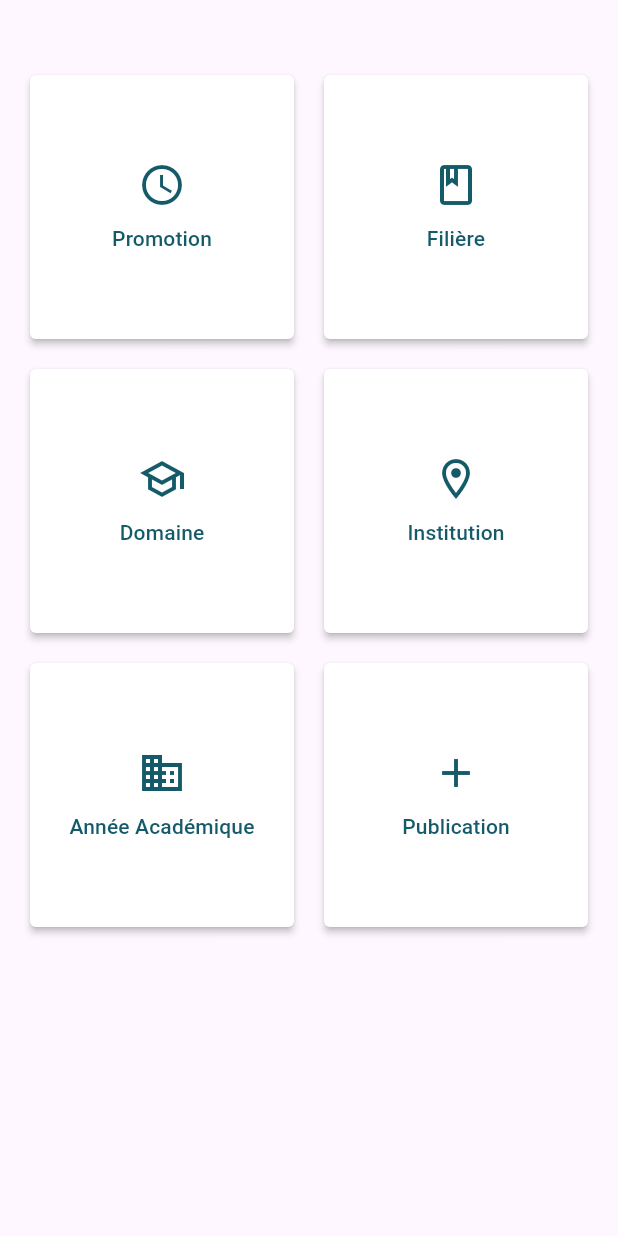
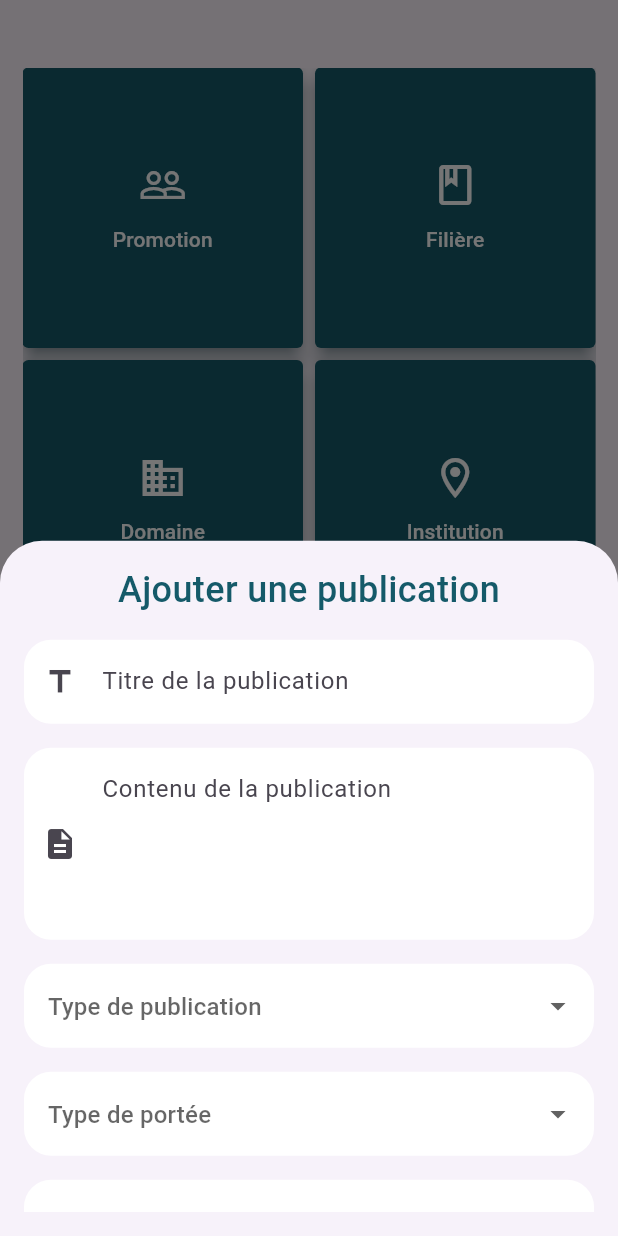
Before and after one commit to sammywasukundi/SchoolPost, a Flutter app: the DashAdminView screen opened directly, after a tap on "Publication", on a phone screen of 412 x 824 dp. Run offline on Flutter 3.47's test engine with Material 3 defaults, Android fonts, the phone set to English and light mode, and no system bars; our stand-ins replace awesome_dialog, cloud_firestore, firebase_auth, firebase_core, firebase_storage, icons_plus and 1 more; missing offline and left inert: flutter_load_kit, image_editor_plus; accounts and stored records are empty.

Commit message:
admin partition

```diff
--- a/lib/view/admin/dash_admin_view.dart
+++ b/lib/view/admin/dash_admin_view.dart
@@ -6,6 +6,7 @@ import 'package:school_post/widgets/widget_filiere.dart';
 import 'package:school_post/widgets/widget_gridview.dart';
 import 'package:school_post/widgets/widget_institution.dart';
 import 'package:school_post/widgets/widget_promotion.dart';
+import 'package:school_post/widgets/widget_publication.dart';
 
 class DashAdminView extends StatefulWidget {
   const DashAdminView({super.key});
@@ -17,21 +18,21 @@ class DashAdminView extends StatefulWidget {
 class _AddScrennState extends State<DashAdminView> {
   final List<MenuItem> menuItems = [
     MenuItem(
-      icon: Icons.schedule_outlined,
+      icon: Icons.people_outline,
       text: 'Promotion',
       onTap: (BuildContext context) {
         FormPromotion().showFormPromotion(context);
       },
     ),
     MenuItem(
-      icon: Icons.book_outlined,
+      icon: Icons.class_outlined,
       text: 'Filière',
       onTap: (BuildContext context) {
         FormFiliere().showFormFiliere(context);
       },
     ),
     MenuItem(
-      icon: Icons.school_outlined,
+      icon: Icons.domain_outlined,
       text: 'Domaine',
       onTap: (BuildContext context) {
         FormDomaine().showFormDomaine(context);
@@ -45,15 +46,29 @@ class _AddScrennState extends State<DashAdminView> {
       },
     ),
     MenuItem(
-      icon: Icons.domain_outlined,
+      icon: Icons.date_range_outlined,
       text: 'Année Académique',
       onTap: (BuildContext context) {
         FormAnneeAcademique().showFormAnnee(context);
       },
     ),
     MenuItem(
-      icon: Icons.add_outlined,
+      icon: Icons.post_add_outlined,
       text: 'Publication',
+      onTap: (BuildContext context) {
+        FormPublication().showFormPublication(context);
+      },
+    ),
+    MenuItem(
+      icon: Icons.type_specimen_outlined,
+      text: 'Type de publication',
+      onTap: (BuildContext context) {
+
+      },
+    ),
+    MenuItem(
+      icon: Icons.comment_outlined,
+      text: 'Type de commentaire',
       onTap: (BuildContext context) {
 
       },
@@ -64,12 +79,12 @@ class _AddScrennState extends State<DashAdminView> {
   Widget build(BuildContext context) {
     return Scaffold(
       body: Padding(
-        padding: const EdgeInsets.symmetric(vertical: 50.0,horizontal: 20.0),
+        padding: const EdgeInsets.symmetric(vertical: 45.0,horizontal: 15.0),
         child: GridView.builder(
           gridDelegate: const SliverGridDelegateWithFixedCrossAxisCount(
             crossAxisCount: 2,
-            crossAxisSpacing: 20.0,
-            mainAxisSpacing: 20.0,
+            crossAxisSpacing: 8.0,
+            mainAxisSpacing: 8.0,
           ),
           itemCount: menuItems.length,
           itemBuilder: (context, index) {
--- a/lib/view/splash_view.dart
+++ b/lib/view/splash_view.dart
@@ -1,7 +1,6 @@
 import 'package:flutter/material.dart';
 import 'package:flutter_load_kit/flutter_load_kit.dart';
 import 'package:school_post/theme/app_colors.dart';
-
 import 'auth/login_view.dart';
 
 class SplashScreen extends StatefulWidget {
--- a/lib/widgets/widget_gridview.dart
+++ b/lib/widgets/widget_gridview.dart
@@ -7,10 +7,10 @@ Widget buildButtonBudget(BuildContext context, IconData icon, String label,
     {VoidCallback? onTap}) {
   return ElevatedButton(
     style: ElevatedButton.styleFrom(
-      shadowColor: blackColor,
-      elevation: 2.0,
+      shadowColor: blueColor,
+      elevation: 5.0,
       padding: EdgeInsets.all(20),
-      backgroundColor: whiteColor,
+      backgroundColor: blueColor,
       shape: RoundedRectangleBorder(
         borderRadius: BorderRadius.circular(4),
       ),
@@ -22,13 +22,14 @@ Widget buildButtonBudget(BuildContext context, IconData icon, String label,
         Icon(
           icon,
           size: 32,
-          color: blueColor,
+          color: whiteColor,
         ),
         SizedBox(height: 10),
         Text(label,
+        textAlign: TextAlign.center,
             style: TextStyle(
               fontSize: 14,
-              color: blueColor,
+              color: whiteColor,
             )),
       ],
     ),
--- /dev/null
+++ b/lib/widgets/widget_publication.dart
@@ -0,0 +1,254 @@
+import 'package:flutter/material.dart';
+import 'package:school_post/theme/app_dialog.dart';
+import 'package:school_post/widgets/widget_list.dart';
+
+import '../theme/app_colors.dart';
+
+class FormPublication {
+  final _formKey = GlobalKey<FormState>();
+  final _titreController = TextEditingController();
+  final _contenuController = TextEditingController();
+  DateTime? _dateEnregistrement;
+  DateTime? _dateDebut;
+  DateTime? _dateFin;
+  String? _typePublication;
+  String? _typePortee;
+  bool _isArchive = false;
+  String? _typeCommentaire;
+
+  void showFormPublication(BuildContext context) {
+    WidgetsBinding.instance.addPostFrameCallback((_) {
+      showModalBottomSheet(
+        context: context,
+        builder: (BuildContext context) {
+          return Padding(
+            padding: const EdgeInsets.all(16.0),
+            child: SingleChildScrollView(
+                child: Form(
+                    key: _formKey,
+                    child: Column(
+                      children: [
+                        Text(
+                          textAlign: TextAlign.center,
+                          'Ajouter une publication',
+                          style: TextStyle(
+                              fontSize: 24,
+                              fontWeight: FontWeight.w500,
+                              color: blueColor),
+                        ),
+                        SizedBox(height: 16),
+                        TextFormField(
+                          controller: _titreController,
+                          keyboardType: TextInputType.text,
+                          decoration: InputDecoration(
+                              hintText: "Titre de la publication",
+                              border: OutlineInputBorder(
+                                borderRadius: BorderRadius.circular(18),
+                                borderSide: BorderSide.none,
+                              ),
+                              fillColor: whiteColor,
+                              filled: true,
+                              prefixIcon: Icon(Icons.title)),
+                        ),
+                        SizedBox(height: 16),
+                        TextFormField(
+                          controller: _contenuController,
+                          keyboardType: TextInputType.multiline,
+                          maxLines: 4,
+                          decoration: InputDecoration(
+                              hintText: "Contenu de la publication",
+                              border: OutlineInputBorder(
+                                borderRadius: BorderRadius.circular(18),
+                                borderSide: BorderSide.none,
+                              ),
+                              fillColor: whiteColor,
+                              filled: true,
+                              prefixIcon: Icon(Icons.description)),
+                        ),
+                        SizedBox(height: 16),
+                        DropdownButtonFormField<String>(
+                          value: _typePublication,
+                          items: [
+                            DropdownMenuItem(
+                                value: "privee", child: Text("Privée")),
+                            DropdownMenuItem(
+                                value: "public", child: Text("Public")),
+                            DropdownMenuItem(
+                                value: "tous", child: Text("Pour tous")),
+                          ],
+                          onChanged: (value) {
+                            _typePublication = value;
+                          },
+                          decoration: InputDecoration(
+                              hintText: "Type de publication",
+                              border: OutlineInputBorder(
+                                borderRadius: BorderRadius.circular(18),
+                                borderSide: BorderSide.none,
+                              ),
+                              fillColor: whiteColor,
+                              filled: true),
+                        ),
+                        SizedBox(height: 16),
+                        DropdownButtonFormField<String>(
+                          value: _typePortee,
+                          items: [
+                            DropdownMenuItem(
+                                value: "locale", child: Text("Locale")),
+                            DropdownMenuItem(
+                                value: "regionale", child: Text("Régionale")),
+                            DropdownMenuItem(
+                                value: "nationale", child: Text("Nationale")),
+                          ],
+                          onChanged: (value) {
+                            _typePortee = value;
+                          },
+                          decoration: InputDecoration(
+                              hintText: "Type de portée",
+                              border: OutlineInputBorder(
+                                borderRadius: BorderRadius.circular(18),
+                                borderSide: BorderSide.none,
+                              ),
+                              fillColor: whiteColor,
+                              filled: true),
+                        ),
+                        SizedBox(height: 16),
+                        DropdownButtonFormField<String>(
+                          value: _typeCommentaire,
+                          items: [
+                            DropdownMenuItem(
+                                value: "a_commenter",
+                                child: Text("À commenter")),
+                            DropdownMenuItem(
+                                value: "sans_commenter",
+                                child: Text("Sans commenter")),
+                            DropdownMenuItem(
+                                value: "privee", child: Text("Privée")),
+                          ],
+                          onChanged: (value) {
+                            _typeCommentaire = value;
+                          },
+                          decoration: InputDecoration(
+                              hintText: "Type de commentaire",
+                              border: OutlineInputBorder(
+                                borderRadius: BorderRadius.circular(18),
+                                borderSide: BorderSide.none,
+                              ),
+                              fillColor: whiteColor,
+                              filled: true),
+                        ),
+                        SizedBox(height: 16),
+                        // ElevatedButton(
+                        //   onPressed: () {
+                        //     // Logic to pick date for _dateEnregistrement
+                        //   },
+                        //   child: Text("Date d'enregistrement"),
+                        //   style: ElevatedButton.styleFrom(
+                        //     backgroundColor: blueColor,
+                        //   ),
+                        // ),
+                        SizedBox(
+                          width: double.infinity,
+                          child: ElevatedButton(
+                            onPressed: () {
+                              // Logic to pick date for _dateDebut
+                            },
+                            child: Text(
+                              "Date de début",
+                              style: TextStyle(color: whiteColor),
+                            ),
+                            style: ElevatedButton.styleFrom(
+                              shape: RoundedRectangleBorder(
+                                borderRadius: BorderRadius.circular(12),
+                              ),
+                              backgroundColor: blueColor,
+                            ),
+                          ),
+                        ),
+                        SizedBox(
+                          width: double.infinity,
+                          child: ElevatedButton(
+                            onPressed: () {
+                              // Logic to pick date for _dateFin
+                            },
+                            child: Text(
+                              "Date de fin",
+                              style: TextStyle(color: whiteColor),
+                            ),
+                            style: ElevatedButton.styleFrom(
+                              shape: RoundedRectangleBorder(
+                                borderRadius: BorderRadius.circular(12),
+                              ),
+                              backgroundColor: blueColor,
+                            ),
+                          ),
+                        ),
+                        Row(
+                          //mainAxisAlignment: MainAxisAlignment.center,
+                          children: [
+                            Flexible(
+                              child: CheckboxListTile(
+                                title: Text("Archivé"),
+                                value: _isArchive,
+                                onChanged: (value) {
+                                  _isArchive = value ?? false;
+                                },
+                              ),
+                            ),
+                            Flexible(
+                              child: Padding(
+                                padding: const EdgeInsets.symmetric(
+                                    vertical: 16, horizontal: 2),
+                                child: ElevatedButton.icon(
+                                  onPressed: () {
+                                    // Logic to pick a file
+                                  },
+                                  icon: Icon(
+                                    Icons.attach_file,
+                                    color: whiteColor,
+                                  ),
+                                  label: Text(
+                                      style: TextStyle(color: whiteColor),
+                                      "Charger un fichier"),
+                                  style: ElevatedButton.styleFrom(
+                                    shape: RoundedRectangleBorder(
+                                      borderRadius: BorderRadius.circular(12),
+                                    ),
+                                    backgroundColor: blueColor,
+                                  ),
+                                ),
+                              ),
+                            ),
+                          ],
+                        ),
+                        Padding(
+                          padding: const EdgeInsets.only(bottom: 15.0),
+                          child: SizedBox(
+                            width: double.infinity,
+                            child: ElevatedButton(
+                              onPressed: () {
+                                showSuccess(context, "Succès",
+                                    "Publication enregistrée avec succès");
+                              },
+                              style: ElevatedButton.styleFrom(
+                                padding:
+                                    const EdgeInsets.symmetric(vertical: 15),
+                                backgroundColor: blueColor,
+                                shape: RoundedRectangleBorder(
+                                  borderRadius: BorderRadius.circular(12),
+                                ),
+                              ),
+                              child: Text(
+                                "Ajouter",
+                                style: TextStyle(color: whiteColor),
+                              ),
+                            ),
+                          ),
+                        ),
+                      ],
+                    ))),
+          );
+        },
+      );
+    });
+  }
+}
```
Also changed, not shown: 4 other files.
